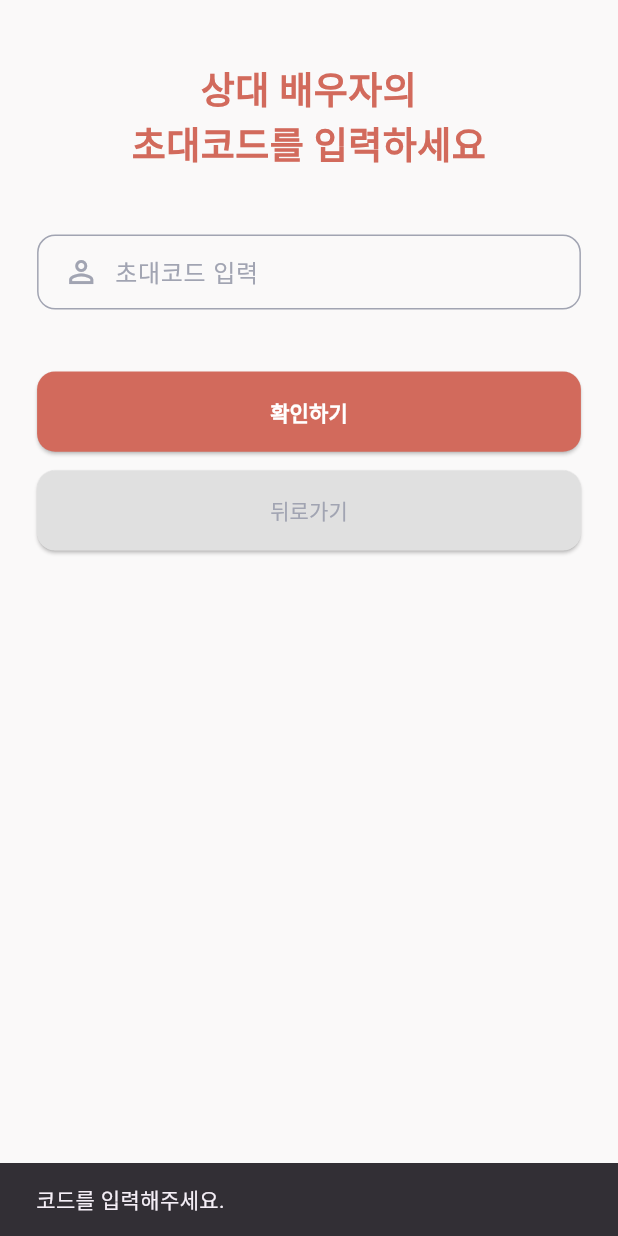
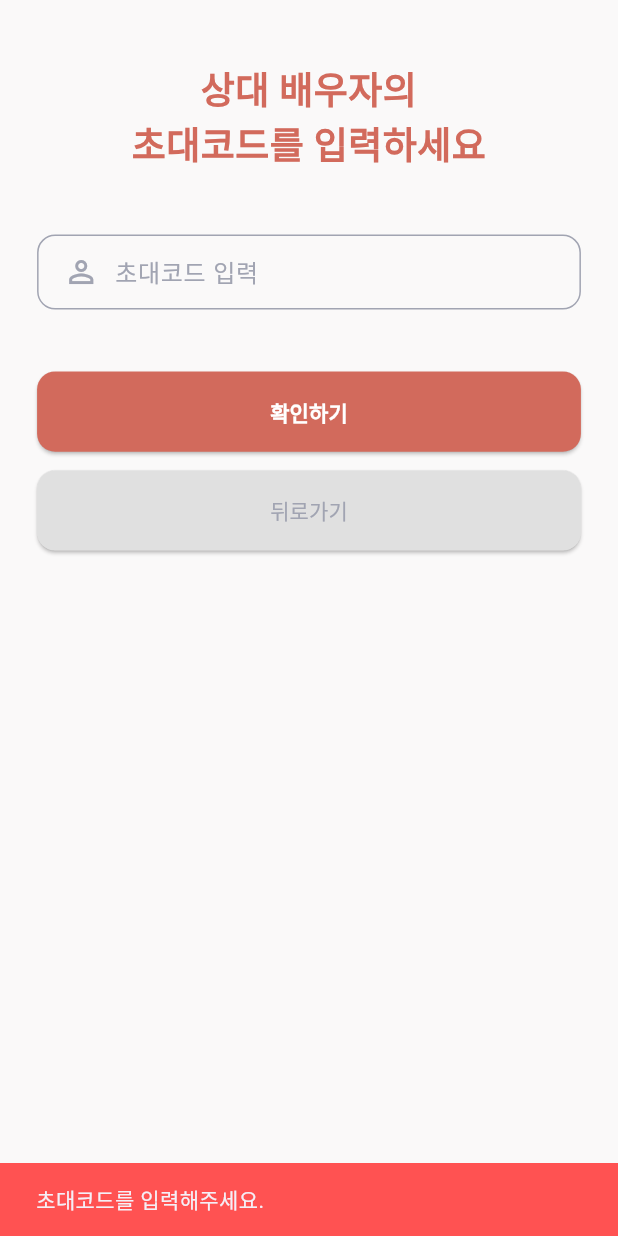
Before and after one commit to leesubeeeeen/growtogether, a Flutter app: the ConnectPartnerScreen screen opened by its route, after a tap on "확인하기", on a phone screen of 412 x 824 dp. Run offline on Flutter 3.47's test engine with Material 3 defaults, Android fonts, the phone set to English and light mode, and no system bars; our stand-ins replace cloud_firestore, firebase_auth, firebase_core, flutter_dotenv, table_calendar; accounts and stored records are empty; Roboto replaces fonts that are missing (Pretendard).

Commit message:
feat: 배우자 연동기능 추가

```diff
--- a/lib/screens/connect_partner_screen.dart
+++ b/lib/screens/connect_partner_screen.dart
@@ -1,7 +1,9 @@
 import 'package:flutter/material.dart';
+import 'package:flutter/services.dart';
 import '../theme/palette.dart';
 import '../theme/fonts.dart';
 import '../services/auth_service.dart';
+import 'connect_complete_screen.dart';
 
 class ConnectPartnerScreen extends StatefulWidget {
   const ConnectPartnerScreen({super.key});
@@ -15,14 +17,14 @@ class _ConnectPartnerScreenState extends State<ConnectPartnerScreen> {
   final AuthService _authService = AuthService();
   bool _loading = false;
 
-  void _connectPartner() async {
+  Future<void> _connectPartner() async {
+    FocusScope.of(context).unfocus(); // 키보드 닫기
     setState(() => _loading = true);
-    final code = _partnerIdController.text.trim();
+
+    final code = _partnerIdController.text.trim().toUpperCase();
 
     if (code.isEmpty) {
-      ScaffoldMessenger.of(context).showSnackBar(
-        const SnackBar(content: Text('코드를 입력해주세요.')),
-      );
+      _showSnackBar('초대코드를 입력해주세요.', isError: true);
       setState(() => _loading = false);
       return;
     }
@@ -31,15 +33,23 @@ class _ConnectPartnerScreenState extends State<ConnectPartnerScreen> {
     setState(() => _loading = false);
 
     if (error == null) {
-      ScaffoldMessenger.of(context).showSnackBar(
-        const SnackBar(content: Text('배우자와 성공적으로 연결되었습니다!')),
+      _showSnackBar('배우자와 성공적으로 연결되었습니다!', isError: false);
+      Navigator.pushReplacement(
+        context,
+        MaterialPageRoute(builder: (_) => const ConnectCompleteScreen()),
       );
-      Navigator.pop(context);
     } else {
-      ScaffoldMessenger.of(context).showSnackBar(
-        SnackBar(content: Text('연결 실패: $error')),
-      );
+      _showSnackBar('연결 실패: $error', isError: true);
     }
+  }
+
+  void _showSnackBar(String message, {required bool isError}) {
+    ScaffoldMessenger.of(context).showSnackBar(
+      SnackBar(
+        content: Text(message, style: const TextStyle(fontFamily: AppFonts.pretendard)),
+        backgroundColor: isError ? Colors.redAccent : Colors.green,
+      ),
+    );
   }
 
   @override
@@ -83,6 +93,7 @@ class _ConnectPartnerScreenState extends State<ConnectPartnerScreen> {
                       Expanded(
                         child: TextField(
                           controller: _partnerIdController,
+                          textCapitalization: TextCapitalization.characters, // ✅ 자동 대문자
                           style: const TextStyle(fontFamily: AppFonts.pretendard),
                           decoration: const InputDecoration(
                             border: InputBorder.none,
@@ -92,6 +103,7 @@ class _ConnectPartnerScreenState extends State<ConnectPartnerScreen> {
                               fontFamily: AppFonts.pretendard,
                             ),
                           ),
+                          onSubmitted: (_) => _connectPartner(), // ✅ 엔터로 실행
                         ),
                       ),
                     ],
```
Also changed, not shown: lib/screens/settings_screen.dart (+71 -3 lines), lib/services/auth_service.dart (+53 -31 lines).
